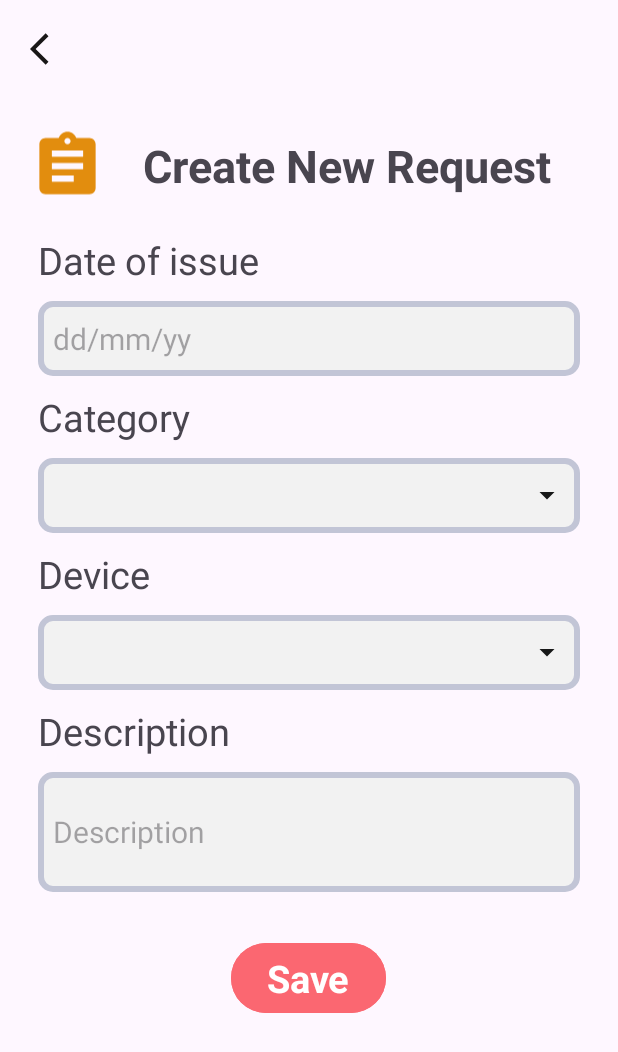
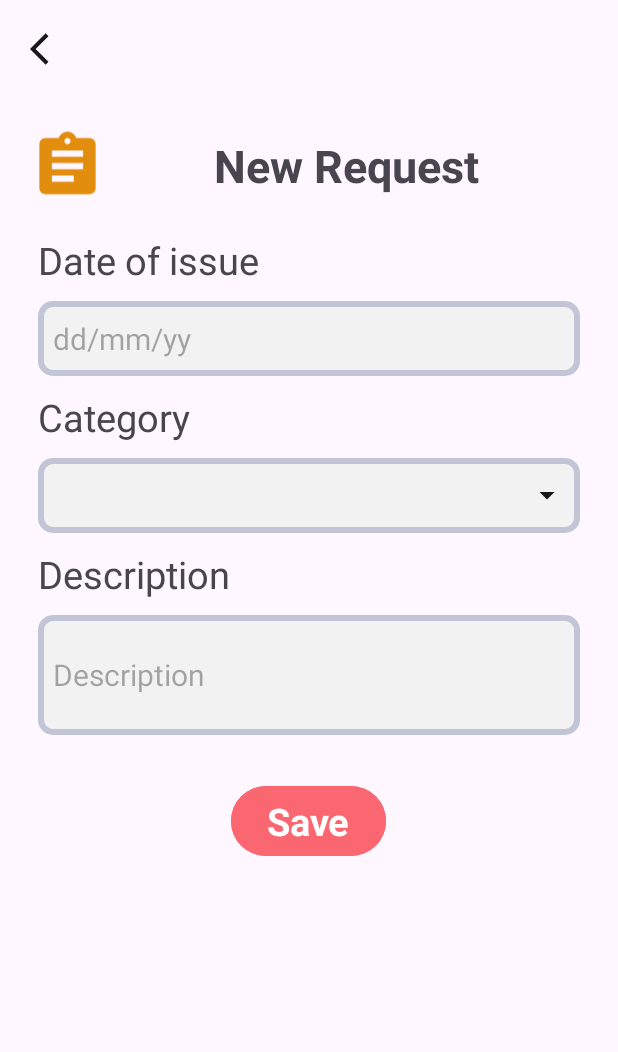
Before and after one commit to triietnguyen/Asset_Management, an Android app: the NewRequestActivity screen opened directly, with no data from a screen before it, on a phone screen of 412 x 824 dp. Shown: the top 1052 px of the screen. Run offline under Robolectric (Android 15) with nearby library versions, the phone set to English and light mode, and no system bars; our stand-ins replace data binding; 5 statements that could not run were skipped.

Commit message:
Triet 4/11/2023 11:28 am

```diff
--- a/app/src/main/java/com/example/navigationdrawer/model/SQLServer/SQLServer.java
+++ b/app/src/main/java/com/example/navigationdrawer/model/SQLServer/SQLServer.java
@@ -12,7 +12,7 @@ public class SQLServer {
     String uname, pass, ip, port, database;
     @SuppressLint("NewApi")
     public Connection ConnectionSql(){
-        ip = "10.102.74.13";
+        ip = "10.106.21.146";
         database = "Asset_Management";
         uname = "sa";
         pass = "1";
--- a/app/src/main/java/com/example/navigationdrawer/view/request/RequestAdapter.java
+++ b/app/src/main/java/com/example/navigationdrawer/view/request/RequestAdapter.java
@@ -42,11 +42,10 @@ public class RequestAdapter extends RecyclerView.Adapter<RequestAdapter.ViewHold
         Assignment assign = new Assignment();
         if(assignment_list !=null && assignment_list.size()>0){
             Assignment assignment = assignment_list.get(position);
-            holder.txt_request_asset_name.setText(assignment.getAsset_name());
             holder.txt_request_asset_category.setText(assignment.getCategory());
             holder.txt_request_asset_date.setText(assignment.getAssigned_date());
             holder.txt_request_status.setText(assignment.getStatus());
-            holder.txt_request_asset_code.setText(assignment.getAsset_code());
+            holder.txt_request_asset_code.setText(assignment.getAssignmentID());
             holder.txt_request_endDate.setText(assignment.getEndDate());
             holder.img_Check.setOnClickListener(new View.OnClickListener() {
                 @Override
@@ -78,14 +77,13 @@ public class RequestAdapter extends RecyclerView.Adapter<RequestAdapter.ViewHold
     }
 
     public class ViewHolder extends RecyclerView.ViewHolder {
-        TextView txt_request_asset_name, txt_request_asset_category, txt_request_asset_date, txt_request_status, txt_request_asset_code,txt_request_endDate;
+        TextView txt_request_asset_category, txt_request_asset_date, txt_request_status, txt_request_asset_code,txt_request_endDate;
 
         ImageView img_Check,img_Cancel;
         public ViewHolder(@NonNull View itemView) {
             super(itemView);
             txt_request_endDate = itemView.findViewById(R.id.txt_request_end_date_layout);
             txt_request_asset_code = itemView.findViewById(R.id.txt_request_asset_code_layout);
-            txt_request_asset_name = itemView.findViewById(R.id.txt_request_asset_name_layout);
             txt_request_asset_category = itemView.findViewById(R.id.txt_request_asset_category_layout);
             txt_request_asset_date = itemView.findViewById(R.id.txt_request_asset_date_layout);
             txt_request_status = itemView.findViewById(R.id.txt_request_status_layout);
--- a/app/src/main/res/layout/activity_new_request.xml
+++ b/app/src/main/res/layout/activity_new_request.xml
@@ -39,7 +39,7 @@
                 android:layout_height="wrap_content"
                 android:gravity="center"
                 android:textStyle="bold"
-                android:text="Create New Request"
+                android:text="New Request"
                 android:textSize="30dp">
             </TextView>
         </LinearLayout>
@@ -108,36 +108,6 @@
             <TextView
                 android:layout_width="match_parent"
                 android:layout_height="wrap_content"
-                android:text="Device"
-                android:textSize="25dp">
-
-            </TextView>
-            <RelativeLayout
-                android:layout_width="match_parent"
-                android:layout_height="match_parent">
-                <Spinner
-                    android:id="@+id/asset_spinner"
-                    android:layout_width="match_parent"
-                    android:layout_height="50dp"
-                    android:background="@drawable/custom_bg_edt"
-                    android:textSize="20dp"
-                    android:layout_marginVertical="10dp"
-                    android:paddingHorizontal="10dp"
-                    >
-                </Spinner>
-                <ImageView
-                    android:layout_width="wrap_content"
-                    android:layout_height="wrap_content"
-                    android:layout_alignParentEnd="true"
-                    android:layout_centerVertical="true"
-                    android:layout_marginEnd="10dp"
-                    android:src="@drawable/baseline_arrow_drop_down_24">
-
-                </ImageView>
-            </RelativeLayout>
-            <TextView
-                android:layout_width="match_parent"
-                android:layout_height="wrap_content"
                 android:text="Description"
                 android:textSize="25dp">
 
--- a/app/src/main/res/layout/activity_new_request_admin.xml
+++ b/app/src/main/res/layout/activity_new_request_admin.xml
@@ -28,7 +28,7 @@
                 android:layout_height="wrap_content"
                 android:gravity="center"
                 android:textStyle="bold"
-                android:text="Create New Assignment"
+                android:text="New Assignment"
                 android:textSize="30dp">
             </TextView>
         </LinearLayout>
```
Also changed, not shown: app/src/main/java/com/example/navigationdrawer/view/assignment/new_request/NewRequestActivity.java (+0 -44 lines), app/src/main/res/layout/activity_request.xml (+1 -9 lines), app/src/main/res/layout/item_request_layout.xml (+0 -7 lines).
